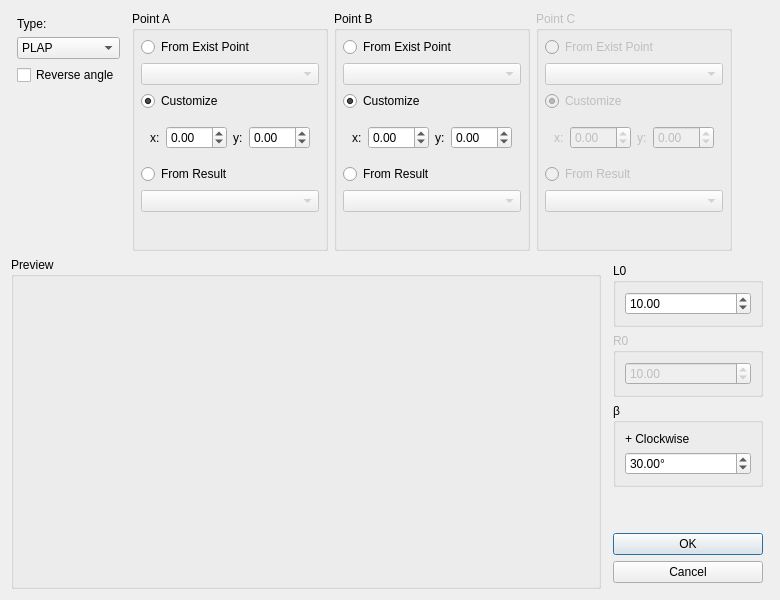
Old version of the form core/panel/run_Triangle_Solver_edit.ui in the repository KmolYuan/Pyslvs-UI.
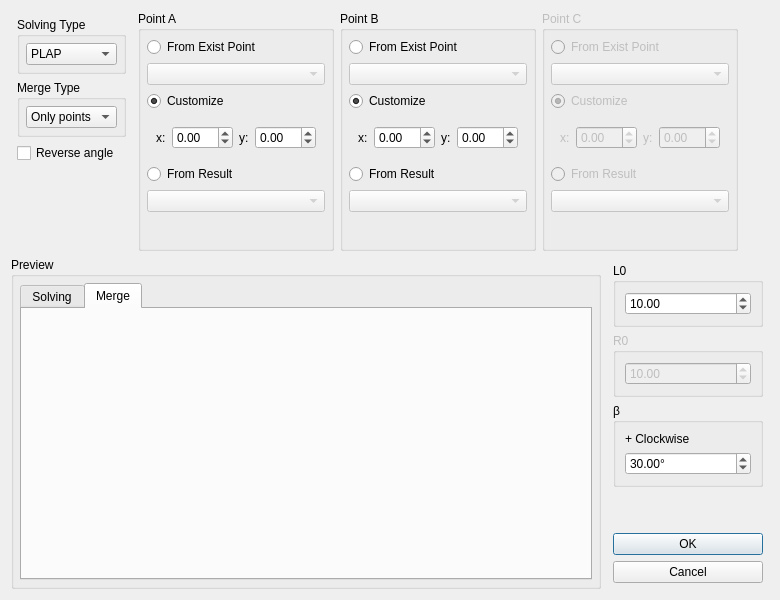
New version of the form. The open tabs and pages were chosen to show the change. Icons and pictures are not drawn.

The edit to the form file:
```diff
--- a/core/panel/run_Triangle_Solver_edit.ui
+++ b/core/panel/run_Triangle_Solver_edit.ui
@@ -32,7 +32,7 @@
   <property name="modal">
    <bool>true</bool>
   </property>
-  <layout class="QVBoxLayout" name="verticalLayout_10">
+  <layout class="QVBoxLayout" name="verticalLayout_14">
    <item>
     <layout class="QHBoxLayout" name="horizontalLayout_3">
      <item>
@@ -54,12 +54,23 @@
          <number>6</number>
         </property>
         <item>
-         <widget class="QLabel" name="label_8">
-          <property name="text">
-           <string>Type:</string>
+         <widget class="QGroupBox" name="typeLayout">
+          <property name="title">
+           <string>Solving Type</string>
           </property>
-         </widget>
-        </item>
+          <layout class="QVBoxLayout" name="verticalLayout_10">
+           <property name="leftMargin">
+            <number>6</number>
+           </property>
+           <property name="topMargin">
+            <number>6</number>
+           </property>
+           <property name="rightMargin">
+            <number>6</number>
+           </property>
+           <property name="bottomMargin">
+            <number>6</number>
+           </property>
         <item>
          <widget class="QComboBox" name="type">
           <item>
@@ -79,6 +90,54 @@
           </item>
          </widget>
         </item>
+          </layout>
+         </widget>
+        </item>
+        <item>
+         <widget class="QGroupBox" name="mergeLayout">
+          <property name="title">
+           <string>Merge Type</string>
+          </property>
+          <layout class="QVBoxLayout" name="verticalLayout_11">
+           <property name="leftMargin">
+            <number>6</number>
+           </property>
+           <property name="topMargin">
+            <number>6</number>
+           </property>
+           <property name="rightMargin">
+            <number>6</number>
+           </property>
+           <property name="bottomMargin">
+            <number>6</number>
+           </property>
+           <item>
+            <widget class="QComboBox" name="merge">
+             <item>
+              <property name="text">
+               <string>Only points</string>
+              </property>
+             </item>
+             <item>
+              <property name="text">
+               <string>Linking L0</string>
+              </property>
+             </item>
+             <item>
+              <property name="text">
+               <string>Linking R0</string>
+              </property>
+             </item>
+             <item>
+              <property name="text">
+               <string>Stay Chain</string>
+              </property>
+             </item>
+            </widget>
+           </item>
+          </layout>
+         </widget>
+        </item>
         <item>
          <widget class="QCheckBox" name="other">
           <property name="text">
@@ -483,6 +542,28 @@
          <number>6</number>
         </property>
         <item>
+         <widget class="QTabWidget" name="tabWidget">
+          <property name="currentIndex">
+           <number>0</number>
+          </property>
+          <widget class="QWidget" name="Solving">
+           <attribute name="title">
+            <string>Solving</string>
+           </attribute>
+           <layout class="QVBoxLayout" name="verticalLayout_12">
+            <property name="leftMargin">
+             <number>6</number>
+            </property>
+            <property name="topMargin">
+             <number>6</number>
+            </property>
+            <property name="rightMargin">
+             <number>6</number>
+            </property>
+            <property name="bottomMargin">
+             <number>6</number>
+            </property>
+            <item>
          <widget class="QLabel" name="triangleImage">
           <property name="text">
            <string/>
@@ -497,10 +578,53 @@
           <property name="sizeHint" stdset="0">
            <size>
             <width>20</width>
-            <height>1</height>
+                <height>218</height>
            </size>
           </property>
          </spacer>
+            </item>
+           </layout>
+          </widget>
+          <widget class="QWidget" name="Merge">
+           <attribute name="title">
+            <string>Merge</string>
+           </attribute>
+           <layout class="QVBoxLayout" name="verticalLayout_13">
+            <property name="leftMargin">
+             <number>6</number>
+            </property>
+            <property name="topMargin">
+             <number>6</number>
+            </property>
+            <property name="rightMargin">
+             <number>6</number>
+            </property>
+            <property name="bottomMargin">
+             <number>6</number>
+            </property>
+            <item>
+             <widget class="QLabel" name="mergeImage">
+              <property name="text">
+               <string/>
+              </property>
+             </widget>
+            </item>
+            <item>
+             <spacer name="verticalSpacer_8">
+              <property name="orientation">
+               <enum>Qt::Vertical</enum>
+              </property>
+              <property name="sizeHint" stdset="0">
+               <size>
+                <width>20</width>
+                <height>218</height>
+               </size>
+              </property>
+             </spacer>
+            </item>
+           </layout>
+          </widget>
+         </widget>
         </item>
        </layout>
       </widget>
```
Lines whose indentation alone changed are shown as unchanged.
